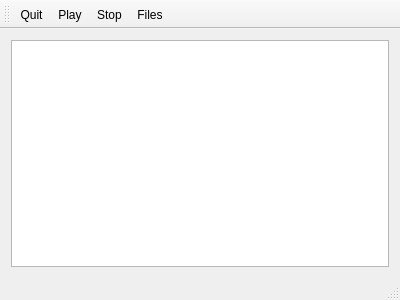
Old version of the form MainWindow.ui in the repository ipr/qModPlay.
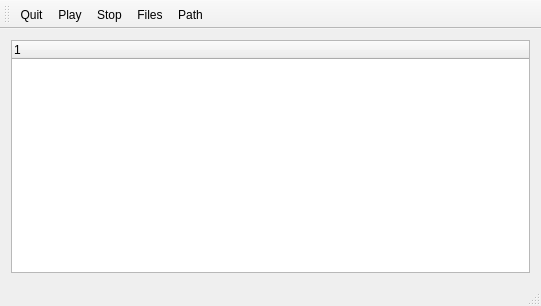
New version of the form.

```diff
--- a/MainWindow.ui
+++ b/MainWindow.ui
@@ -6,8 +6,8 @@
    <rect>
     <x>0</x>
     <y>0</y>
-    <width>400</width>
-    <height>300</height>
+    <width>541</width>
+    <height>306</height>
    </rect>
   </property>
   <property name="windowTitle">
@@ -18,7 +18,13 @@
     <item>
      <layout class="QVBoxLayout" name="verticalLayout">
       <item>
-       <widget class="QListWidget" name="listWidget"/>
+       <widget class="QTreeWidget" name="treeWidget">
+        <column>
+         <property name="text">
+          <string notr="true">1</string>
+         </property>
+        </column>
+       </widget>
       </item>
      </layout>
     </item>
@@ -45,6 +51,7 @@
    <addaction name="actionPlay"/>
    <addaction name="actionStop"/>
    <addaction name="actionFiles"/>
+   <addaction name="actionPath"/>
   </widget>
   <widget class="QStatusBar" name="statusBar"/>
   <action name="actionQuit">
@@ -70,6 +77,11 @@
     <string>Files</string>
    </property>
   </action>
+  <action name="actionPath">
+   <property name="text">
+    <string>Path</string>
+   </property>
+  </action>
  </widget>
  <layoutdefault spacing="6" margin="11"/>
  <resources/>
```
Left out of the diff: 2 changed lines with no effect on the pictures.
